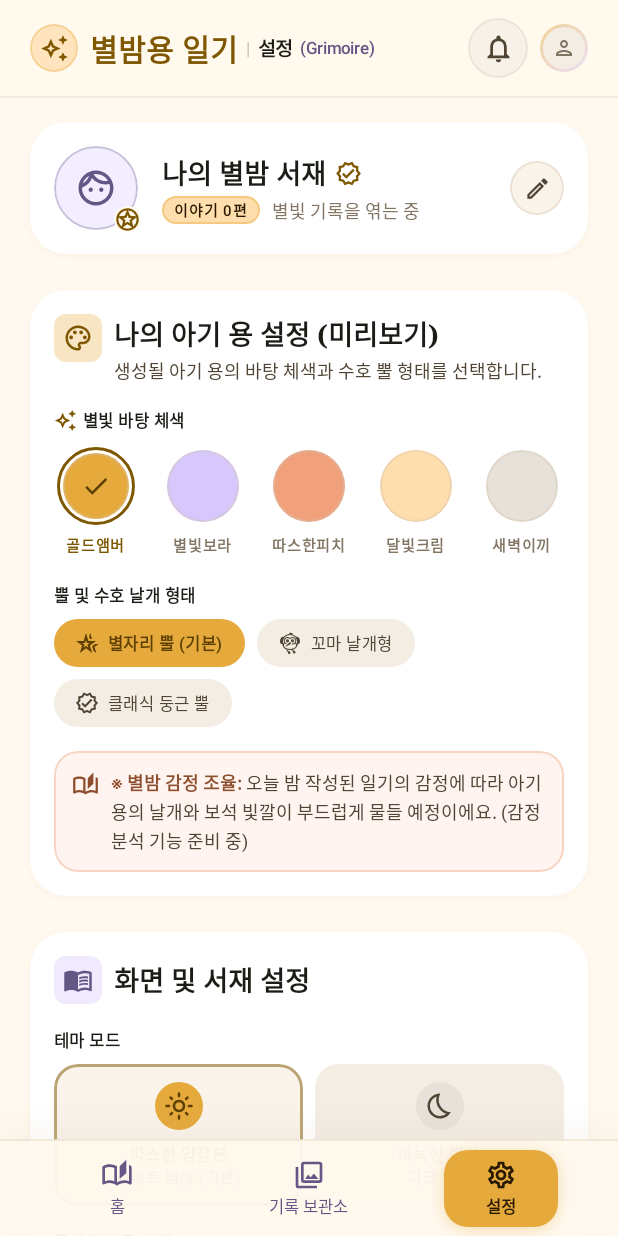
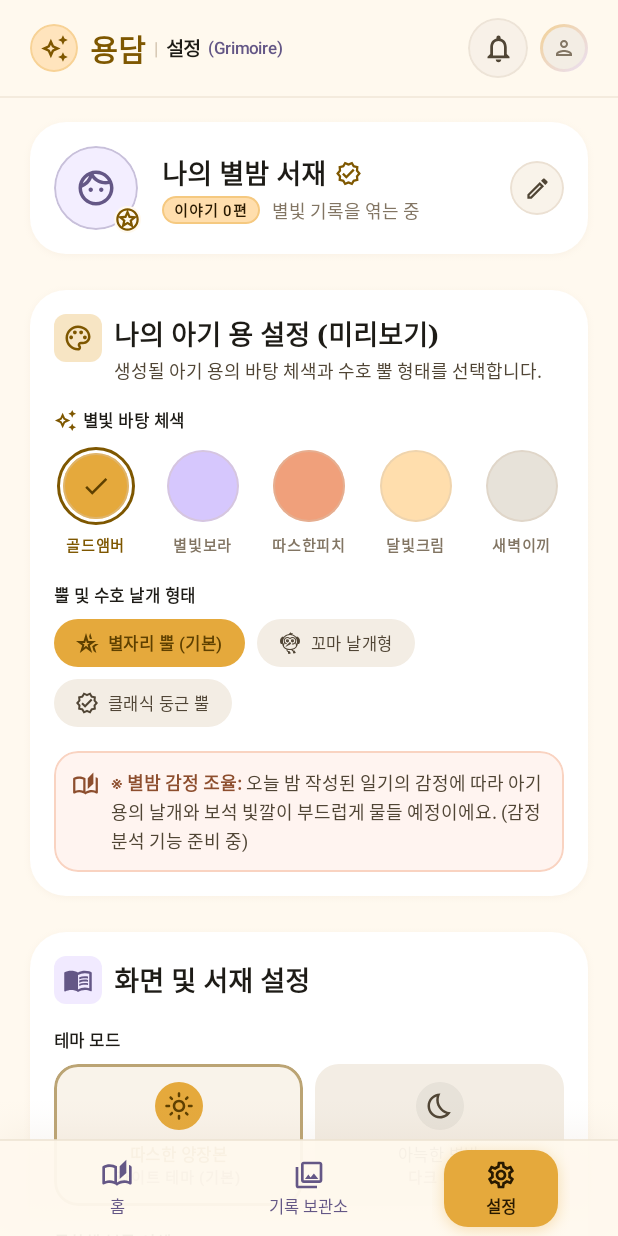
Before and after one commit to qormsxo/dragon-diary, an Android app built with Jetpack Compose: the screen it shows after launch (MainActivity), item 3 of the bottom bar chosen, on a phone screen of 412 x 824 dp. Run offline under Robolectric (Android 15) with nearby library versions, the phone set to English and light mode, and no system bars.

Commit message:
✏️ 앱 이름을 '용담'으로 변경
Co-Authored-By: Claude Opus 5.5 <noreply@anthropic.com>

```diff
--- a/app/src/main/java/com/dragondiary/app/ui/components/Bars.kt
+++ b/app/src/main/java/com/dragondiary/app/ui/components/Bars.kt
@@ -249,7 +249,7 @@ private fun NavItem(icon: ImageVector, label: String, selected: Boolean, onClick
   }
 }
 
-/** 상단바 브랜드 묶음: 로고 + '별밤용 일기' + 보조 표기 */
+/** 상단바 브랜드 묶음: 로고 + '용담' + 보조 표기 */
 @Composable
 fun BrandTitle(subtitle: @Composable () -> Unit) {
   Row(verticalAlignment = Alignment.CenterVertically) {
--- a/app/src/main/java/com/dragondiary/app/ui/screens/archive/ArchiveScreen.kt
+++ b/app/src/main/java/com/dragondiary/app/ui/screens/archive/ArchiveScreen.kt
@@ -111,7 +111,7 @@ fun ArchiveScreen(entries: List<DiaryEntry>, actions: ArchiveActions, contentPad
     TopBarFrame(height = 56) {
       Icon(Icons.Outlined.AutoStories, null, Modifier.size(20.dp), tint = if (c.isDark) c.gold else c.primary)
       Spacer(Modifier.width(8.dp))
-      Text("별밤용 일기", style = t.titleLg.copy(fontSize = 17.sp), color = c.primary, fontWeight = FontWeight.Bold)
+      Text("용담", style = t.titleLg.copy(fontSize = 17.sp), color = c.primary, fontWeight = FontWeight.Bold)
       Text("  |  ", style = t.labelMd, color = c.outlineVariant)
       Text("기록 보관소", style = t.bodySm.copy(fontSize = 13.sp), color = c.onSurfaceVariant, fontWeight = FontWeight.SemiBold)
       Spacer(Modifier.width(4.dp))
--- a/app/src/main/java/com/dragondiary/app/ui/screens/home/HomeScreen.kt
+++ b/app/src/main/java/com/dragondiary/app/ui/screens/home/HomeScreen.kt
@@ -155,7 +155,7 @@ private fun NightHome(s: HomeState, actions: HomeActions, cal: CalendarActions,
       BrandMark()
       Spacer(Modifier.width(8.dp))
       Column(Modifier.weight(1f)) {
-        Text("별밤용 일기", style = t.headlineSm, color = c.primary, fontWeight = FontWeight.Bold)
+        Text("용담", style = t.headlineSm, color = c.primary, fontWeight = FontWeight.Bold)
         Row(verticalAlignment = Alignment.CenterVertically) {
           Box(Modifier.size(6.dp).alpha(pulse()).clip(CircleShape).background(c.gold))
           Spacer(Modifier.width(4.dp))
@@ -336,7 +336,7 @@ private fun StorybookHome(s: HomeState, actions: HomeActions, cal: CalendarActio
     TopBarFrame(height = 56) {
       BrandMark()
       Spacer(Modifier.width(8.dp))
-      Text("별밤용 일기", style = t.headlineMd.copy(fontSize = 20.sp), color = c.ink, fontWeight = FontWeight.Bold)
+      Text("용담", style = t.headlineMd.copy(fontSize = 20.sp), color = c.ink, fontWeight = FontWeight.Bold)
       Spacer(Modifier.width(6.dp))
       Text("✦", style = t.labelMd, color = c.outlineVariant.copy(alpha = 0.6f))
       Spacer(Modifier.width(6.dp))
--- a/app/src/main/java/com/dragondiary/app/ui/screens/settings/SettingsScreen.kt
+++ b/app/src/main/java/com/dragondiary/app/ui/screens/settings/SettingsScreen.kt
@@ -110,7 +110,7 @@ fun SettingsScreen(
     TopBarFrame {
       BrandMark()
       Spacer(Modifier.width(8.dp))
-      Text("별밤용 일기", style = t.headlineMd.copy(fontSize = 20.sp), color = c.primary)
+      Text("용담", style = t.headlineMd.copy(fontSize = 20.sp), color = c.primary)
       Text("  |  ", style = t.bodySm, color = c.outlineVariant)
       Text("설정", style = t.labelLg, color = c.onSurface)
       Spacer(Modifier.width(4.dp))
@@ -137,7 +137,7 @@ fun SettingsScreen(
       DataCard()
       AboutCard()
       Text(
-        "별밤용 일기와 함께 오늘 하루도 포근히 안식하기를.",
+        "용담과 함께 오늘 하루도 포근히 안식하기를.",
         style = t.labelSm,
         color = c.outline,
         textAlign = TextAlign.Center,
--- a/app/src/main/res/values/strings.xml
+++ b/app/src/main/res/values/strings.xml
@@ -1,3 +1,3 @@
 <resources>
-    <string name="app_name">별밤용 일기</string>
+    <string name="app_name">용담</string>
 </resources>
```
Also changed, not shown: 1 other file.
